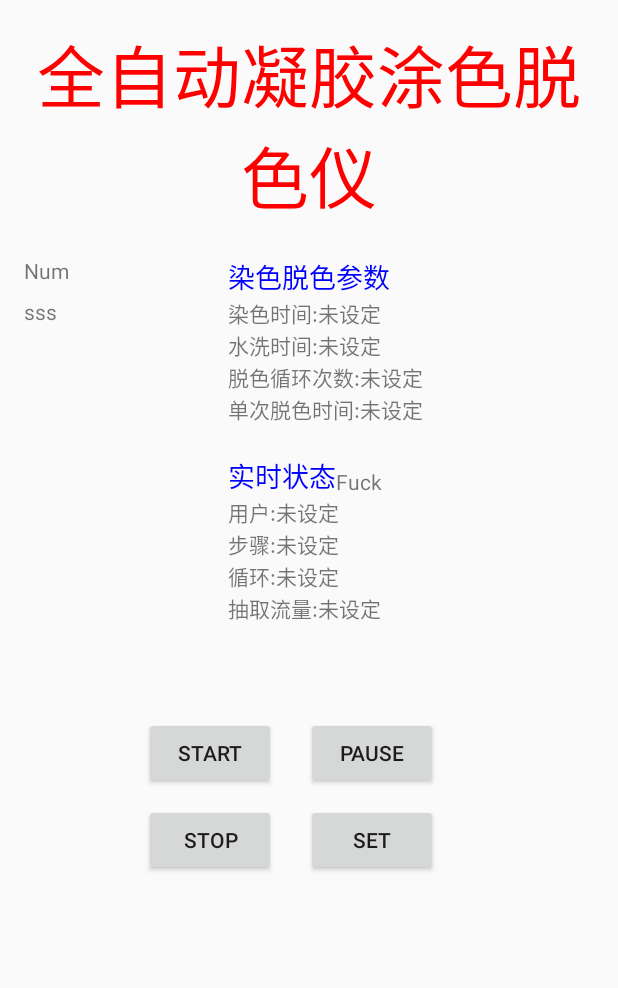
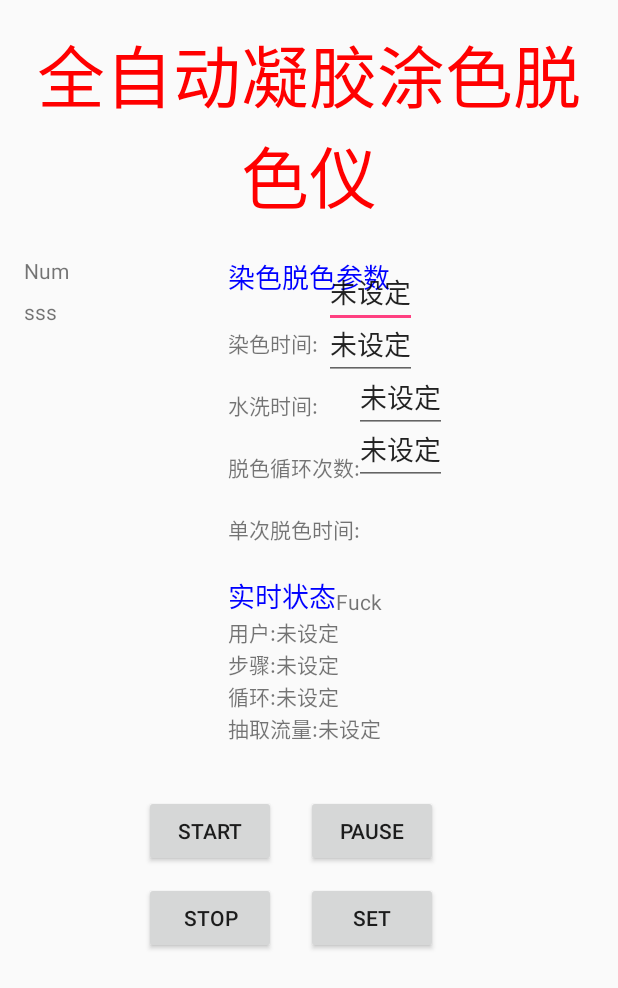
Before and after one commit to HuddsinYuan/AndroidDev, an Android app: the screen it shows after launch (Mainview), on a phone screen of 412 x 824 dp. Shown: the top 988 px of the screen. Run offline under Robolectric (Android 15) with nearby library versions, the phone set to English and light mode, and no system bars.

Commit message:
Add Edit for parameters

```diff
--- a/Pump/app/src/main/java/com/future/jonassen/pump/Mainview.java
+++ b/Pump/app/src/main/java/com/future/jonassen/pump/Mainview.java
@@ -7,6 +7,7 @@ import android.os.Message;
 import android.util.Log;
 import android.view.View;
 import android.widget.Button;
+import android.widget.EditText;
 import android.widget.TextView;
 import android.widget.Toast;
 
@@ -14,6 +15,8 @@ import java.lang.reflect.InvocationTargetException;
 import java.lang.reflect.Method;
 import java.lang.reflect.Field;
 import java.util.Objects;
+
+import javax.security.auth.login.LoginException;
 
 @SuppressWarnings("NullArgumentToVariableArgMethod")
 public class Mainview extends Activity {
@@ -31,11 +34,24 @@ public class Mainview extends Activity {
     private static final int STATE_PAUSE = 30001;
     private static final int STATE_RESUME = 30002;
 
+    private static final int STEP_COLOR = 40001;
+    private static final int STEP_WASH = 40002;
+    private static final int STEP_DECOLOR = 40003;
 
     private Button btnStart;
     private Button btnPause;
     private Button btnStop;
     private Button btnSet;
+
+    private EditText etColorTime;
+    private EditText etWaterTime;
+    private EditText etCycle;
+    private EditText etEachTime;
+
+    private int iColorTime;
+    private int iWaterTime;
+    private int iCycle;
+    private int iEachTime;
 
     /*
         为了测试添加
@@ -126,6 +142,11 @@ public class Mainview extends Activity {
         btnSet = (Button) findViewById(R.id.btn_set);
         tvTest1 = (TextView) findViewById(R.id.tvtest1);
         tvTest2 = (TextView) findViewById(R.id.tvtest2);
+        etColorTime = (EditText) findViewById(R.id.rt_ans_total);
+        etWaterTime = (EditText) findViewById(R.id.rt_ans_water_time);
+        etCycle = (EditText) findViewById(R.id.rt_ans_cycle);
+        etEachTime = (EditText) findViewById(R.id.rt_ans_each_time);
+
         /*
             设置监听器
          */
@@ -181,6 +202,16 @@ public class Mainview extends Activity {
                     statusVal.Start();
                     break;
                 case R.id.btn_set:
+                    iColorTime = Integer.parseInt(etColorTime.getText().toString());
+                    iWaterTime = Integer.parseInt(etWaterTime.getText().toString());
+                    iCycle = Integer.parseInt(etCycle.getText().toString());
+                    iEachTime = Integer.parseInt(etEachTime.getText().toString());
+
+                    Log.i("iColorTime", String.valueOf(iColorTime));
+                    Log.i("iWaterTime", String.valueOf(iWaterTime));
+                    Log.i("iCycle", String.valueOf(iCycle));
+                    Log.i("iEachTime", String.valueOf(iEachTime));
+
                     Toast.makeText(Mainview.this, "SET BUTTON", Toast.LENGTH_LONG).show();
                     break;
                 case R.id.btn_pause:
--- a/Pump/app/src/main/res/layout-land/content_mainview.xml
+++ b/Pump/app/src/main/res/layout-land/content_mainview.xml
@@ -40,95 +40,92 @@
         android:id="@+id/rt_title"
         android:layout_width="wrap_content"
         android:layout_height="wrap_content"
-        android:layout_marginTop="90dp"
+        android:layout_marginTop="24dp"
         android:text="@string/rt_title"
         android:textColor="#0000ff"
         android:textSize="18sp"
+        android:layout_marginRight="274dp"
+        android:layout_marginEnd="274dp"
         android:layout_below="@+id/above_all_title"
         android:layout_alignRight="@+id/above_all_title"
-        android:layout_alignEnd="@+id/above_all_title"
-        android:layout_marginRight="245dp"
-        android:layout_marginEnd="245dp" />
+        android:layout_alignEnd="@+id/above_all_title" />
 
     <TextView
         android:id="@+id/rt_title_total"
         android:layout_width="wrap_content"
         android:layout_height="wrap_content"
-        android:layout_alignLeft="@id/rt_title"
+        android:text="@string/rt_title_total_time"
+        android:textSize="@dimen/setting_title_size"
         android:layout_alignStart="@id/rt_title"
-        android:layout_below="@id/rt_title"
-        android:text="@string/rt_title_total_time"
-        />
+        android:layout_marginTop="120dp" />
 
-    <TextView
+    <EditText
         android:id="@+id/rt_ans_total"
         android:layout_width="wrap_content"
         android:layout_height="wrap_content"
-        android:layout_below="@id/rt_title"
-        android:layout_toEndOf="@id/rt_title_total"
-        android:layout_toRightOf="@id/rt_title_total"
         android:text="@string/testVal"
-        />
+        android:textSize="@dimen/setting_font_size"
+        android:inputType="numberDecimal"
+        android:layout_marginLeft="650dp"
+        android:layout_marginTop="110dp" />
 
     <TextView
         android:id="@+id/rt_title_water_time"
         android:layout_width="wrap_content"
         android:layout_height="wrap_content"
-        android:layout_alignLeft="@id/rt_title"
+        android:text="@string/rt_title_water_time"
+        android:textSize="@dimen/setting_title_size"
         android:layout_alignStart="@id/rt_title"
-        android:layout_below="@id/rt_title_total"
-        android:text="@string/rt_title_water_time"
-        />
+        android:layout_marginTop="160dp" />
 
-    <TextView
+    <EditText
         android:id="@+id/rt_ans_water_time"
         android:layout_width="wrap_content"
         android:layout_height="wrap_content"
-        android:layout_below="@id/rt_ans_total"
-        android:layout_toEndOf="@id/rt_title_water_time"
-        android:layout_toRightOf="@id/rt_title_water_time"
         android:text="@string/testVal"
-        />
+        android:inputType="numberDecimal"
+        android:layout_marginTop="150dp"
+        android:layout_marginLeft="650dp" />
 
     <TextView
         android:id="@+id/rt_title_cycle"
         android:layout_width="wrap_content"
         android:layout_height="wrap_content"
-        android:layout_alignLeft="@id/rt_title"
+        android:text="@string/rt_title_cycle"
+        android:textSize="@dimen/setting_title_size"
         android:layout_alignStart="@id/rt_title"
-        android:layout_below="@id/rt_title_water_time"
-        android:text="@string/rt_title_cycle"
-        />
+        android:layout_marginTop="200dp" />
 
-    <TextView
+
+    <EditText
         android:id="@+id/rt_ans_cycle"
         android:layout_width="wrap_content"
         android:layout_height="wrap_content"
-        android:layout_below="@id/rt_ans_water_time"
-        android:layout_toEndOf="@id/rt_title_cycle"
-        android:layout_toRightOf="@id/rt_title_cycle"
         android:text="@string/testVal"
-        />
+        android:inputType="numberDecimal"
+        android:layout_marginTop="190dp"
+        android:layout_marginLeft="690dp" />
 
     <TextView
         android:id="@+id/rt_title_each_time"
         android:layout_width="wrap_content"
         android:layout_height="wrap_content"
-        android:layout_alignLeft="@id/rt_title"
-        android:layout_alignStart="@id/rt_title"
-        android:layout_below="@id/rt_title_cycle"
         android:text="@string/rt_title_each_time"
-        />
+        android:textSize="@dimen/setting_title_size"
+        android:layout_marginTop="240dp"
+        android:layout_alignStart="@id/rt_title" />
 
-    <TextView
+    <EditText
         android:id="@+id/rt_ans_each_time"
         android:layout_width="wrap_content"
         android:layout_height="wrap_content"
-        android:layout_below="@id/rt_ans_cycle"
-        android:layout_toEndOf="@id/rt_title_each_time"
-        android:layout_toRightOf="@id/rt_title_each_time"
         android:text="@string/testVal"
-        />
+        android:layout_alignTop="@+id/tvtest1"
+        android:layout_alignParentLeft="true"
+        android:layout_alignParentStart="true"
+        android:inputType="numberDecimal"
+        android:layout_marginTop="230dp"
+        android:layout_marginLeft="690dp" />
 
 
     <TextView
@@ -157,12 +154,8 @@
         android:text="@string/data_title"
         android:textColor="#0000ff"
         android:textSize="18sp"
-        android:layout_marginLeft="126dp"
-        android:layout_marginStart="126dp"
-        android:layout_below="@+id/rt_title_each_time"
-        android:layout_alignParentLeft="true"
-        android:layout_alignParentStart="true"
-        android:layout_marginTop="81dp" />
+        android:layout_marginTop="350dp"
+        android:layout_marginLeft="100dp" />
 
 
     <TextView
@@ -172,7 +165,7 @@
         android:layout_above="@id/data_usr"
         android:layout_toEndOf="@id/textView"
         android:layout_toRightOf="@id/textView"
-        android:text="Fuck"
+        android:text="pause"
         />
 
     <TextView
@@ -240,9 +233,8 @@
         android:layout_width="wrap_content"
         android:layout_height="wrap_content"
         android:text="@string/btn_start"
-        android:layout_alignTop="@+id/status"
-        android:layout_alignLeft="@+id/rt_title_each_time"
-        android:layout_alignStart="@+id/rt_title_each_time" />
+        android:layout_marginLeft="500dp"
+        android:layout_marginTop="350dp" />
 
     <Button
         android:id="@+id/btn_pause"
@@ -260,12 +252,11 @@
         android:id="@+id/btn_stop"
         android:layout_width="wrap_content"
         android:layout_height="wrap_content"
-        android:layout_alignLeft="@id/btn_start"
-        android:layout_alignStart="@id/btn_start"
-        android:layout_below="@id/btn_start"
-        android:layout_marginTop="@dimen/button_margin_vertical"
         android:text="@string/btn_stop"
-        />
+        android:layout_below="@+id/btn_start"
+        android:layout_alignLeft="@+id/btn_start"
+        android:layout_alignStart="@+id/btn_start"
+        android:layout_marginTop="@dimen/button_margin_vertical" />
 
     <Button
         android:id="@+id/btn_set"
--- a/Pump/app/src/main/res/layout/content_mainview.xml
+++ b/Pump/app/src/main/res/layout/content_mainview.xml
@@ -58,17 +58,15 @@
         android:layout_alignStart="@id/rt_title"
         android:layout_below="@id/rt_title"
         android:text="@string/rt_title_total_time"
-        />
+        android:layout_marginTop="20dp" />
 
-    <TextView
+    <EditText
         android:id="@+id/rt_ans_total"
         android:layout_width="wrap_content"
         android:layout_height="wrap_content"
-        android:layout_below="@id/rt_title"
-        android:layout_toEndOf="@id/rt_title_total"
-        android:layout_toRightOf="@id/rt_title_total"
         android:text="@string/testVal"
-        />
+        android:layout_marginLeft="200dp"
+        android:layout_marginTop="155dp" />
 
     <TextView
         android:id="@+id/rt_title_water_time"
@@ -78,17 +76,15 @@
         android:layout_alignStart="@id/rt_title"
         android:layout_below="@id/rt_title_total"
         android:text="@string/rt_title_water_time"
-        />
+        android:layout_marginTop="20dp" />
 
-    <TextView
+    <EditText
         android:id="@+id/rt_ans_water_time"
         android:layout_width="wrap_content"
         android:layout_height="wrap_content"
-        android:layout_below="@id/rt_ans_total"
-        android:layout_toEndOf="@id/rt_title_water_time"
-        android:layout_toRightOf="@id/rt_title_water_time"
         android:text="@string/testVal"
-        />
+        android:layout_marginLeft="200dp"
+        android:layout_marginTop="190dp" />
 
     <TextView
         android:id="@+id/rt_title_cycle"
@@ -98,17 +94,15 @@
         android:layout_alignStart="@id/rt_title"
         android:layout_below="@id/rt_title_water_time"
         android:text="@string/rt_title_cycle"
-        />
+        android:layout_marginTop="20dp" />
 
-    <TextView
+    <EditText
         android:id="@+id/rt_ans_cycle"
         android:layout_width="wrap_content"
         android:layout_height="wrap_content"
-        android:layout_below="@id/rt_ans_water_time"
-        android:layout_toEndOf="@id/rt_title_cycle"
-        android:layout_toRightOf="@id/rt_title_cycle"
         android:text="@string/testVal"
-        />
+        android:layout_marginLeft="220dp"
+        android:layout_marginTop="225dp" />
 
     <TextView
         android:id="@+id/rt_title_each_time"
@@ -118,17 +112,15 @@
         android:layout_alignStart="@id/rt_title"
         android:layout_below="@id/rt_title_cycle"
         android:text="@string/rt_title_each_time"
-        />
+        android:layout_marginTop="20dp" />
 
-    <TextView
+    <EditText
         android:id="@+id/rt_ans_each_time"
         android:layout_width="wrap_content"
         android:layout_height="wrap_content"
-        android:layout_below="@id/rt_ans_cycle"
-        android:layout_toEndOf="@id/rt_title_each_time"
-        android:layout_toRightOf="@id/rt_title_each_time"
         android:text="@string/testVal"
-        />
+        android:layout_marginLeft="220dp"
+        android:layout_marginTop="260dp" />
 
 
     <TextView
@@ -238,10 +230,10 @@
         android:layout_width="wrap_content"
         android:layout_height="wrap_content"
         android:text="@string/btn_start"
+        android:layout_marginTop="34dp"
         android:layout_below="@+id/data_all_time"
         android:layout_toLeftOf="@+id/data_ans_cycle"
-        android:layout_toStartOf="@+id/data_ans_cycle"
-        android:layout_marginTop="62dp" />
+        android:layout_toStartOf="@+id/data_ans_cycle" />
 
     <Button
         android:id="@+id/btn_pause"
--- a/Pump/app/src/main/res/values/dimens.xml
+++ b/Pump/app/src/main/res/values/dimens.xml
@@ -8,4 +8,6 @@
     <dimen name="button_margin_vertical">10dp</dimen>
     <dimen name="checkbox_padding">32dp</dimen>
 
+    <dimen name="setting_font_size">18dp</dimen>
+    <dimen name="setting_title_size">20dp</dimen>
 </resources>
```
